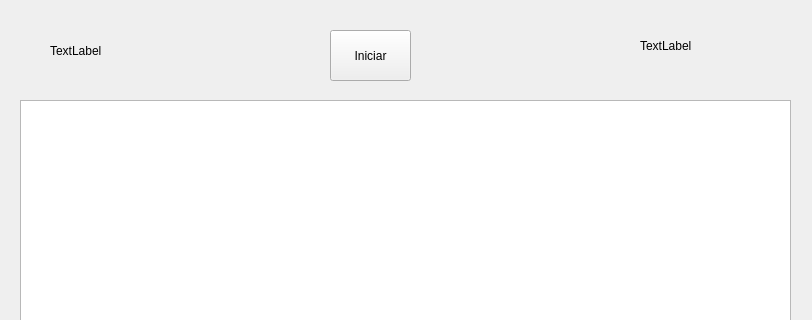
This is Invasores Glacticos/Proyecto_final/panel.ui in ChavCodeSpace/2019-2Final as Qt 5 draws it before an edit; both pictures show x 0 to 812 and y 0 to 320 of the 812 by 479 pixel window. The edited form follows.
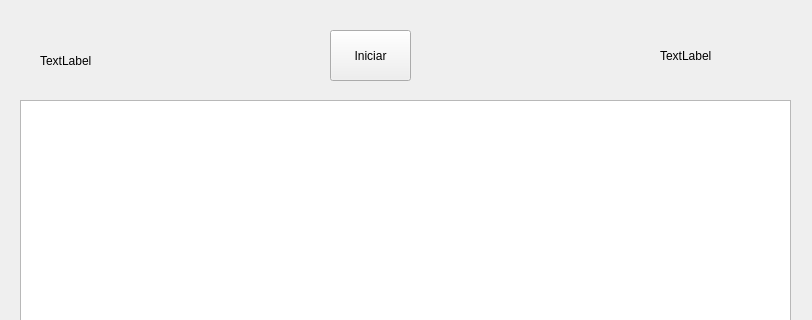
This is the edited form.

Diff of the .ui file:
```diff
--- a/Invasores Glacticos/Proyecto_final/panel.ui
+++ b/Invasores Glacticos/Proyecto_final/panel.ui
@@ -29,8 +29,8 @@
   <widget class="QLabel" name="lbl_nombre1">
    <property name="geometry">
     <rect>
-     <x>50</x>
-     <y>30</y>
+     <x>40</x>
+     <y>40</y>
      <width>111</width>
      <height>41</height>
     </rect>
@@ -42,8 +42,8 @@
   <widget class="QLabel" name="lbl_nombre2">
    <property name="geometry">
     <rect>
-     <x>640</x>
-     <y>20</y>
+     <x>660</x>
+     <y>30</y>
      <width>121</width>
      <height>51</height>
     </rect>
```
